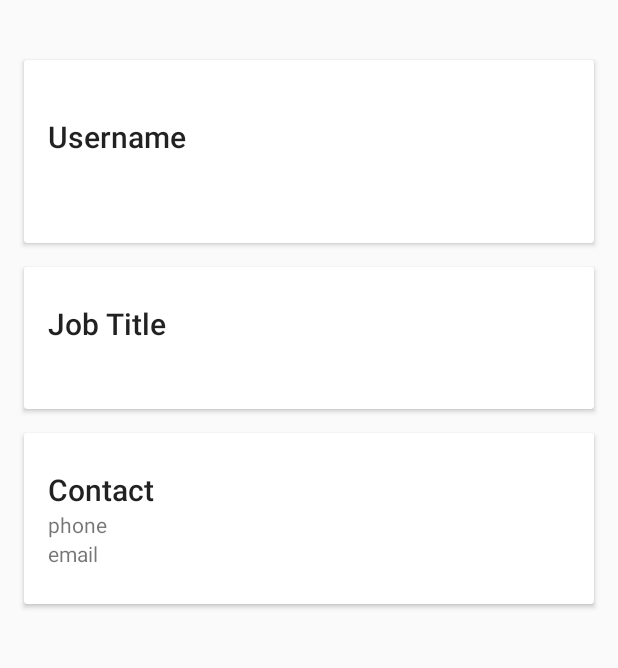
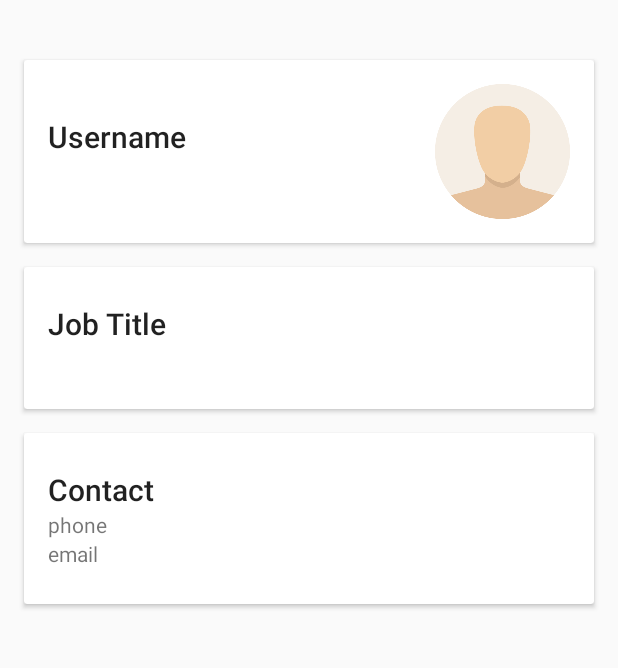
Before and after one commit to koalahamlet/takehomeapp, an Android app: the DetailActivity screen opened directly, with no data from a screen before it, on a phone screen of 412 x 824 dp, the part 384-1052 px from its top. Run offline under Robolectric (Android 15) with nearby library versions, the phone set to English and light mode, and no system bars; our stand-ins replace ButterKnife; libraries missing offline, so code that uses them is left out: io.realm; pictures from the network do not load; 12 statements that could not run were skipped.

Commit message:
Add Shared element transitions and misc cleanup.
	 This commit adds some nifty shared element transitions
	between the member_item and the DetailActivity. At first this
	wasn't working as expected, but this turned out to be a a good
	*learning opporunity™*. The view would not reverse its animation
	when I hit "back". This was because I was being overzealous in my
	updating of the recylcerview adapter, which in turn was redrawing
	the member_list_item views when they should have been around for
	the system to animate to them. Moving the query from onStart() to
	onCreate() solved this problem.

	Added dummy string for the case of a null email.

	Also, some misc formatting.

```diff
--- a/app/src/main/java/com/mikehuff/takehomeapplication/service/DatabaseSyncService.java
+++ b/app/src/main/java/com/mikehuff/takehomeapplication/service/DatabaseSyncService.java
@@ -53,9 +53,9 @@ public class DatabaseSyncService extends IntentService {
         rUser.setRealName(p.getRealName());
         rUser.setJobTitle(p.getTitle() != null ? p.getTitle() : ResUtils.getStringByResId(R.string.default_title));
         rUser.setUserAvatarUrl(p.getImageOriginal() != null ? p.getImageOriginal() : DUMMY_IMAGE);
+        rUser.setEmail(p.getEmail() != null ? p.getEmail() : ResUtils.getStringByResId(R.string.no_email));
         rUser.setPresence(m.getPresence());
         rUser.setColor("#" + m.getColor());
-        rUser.setEmail(p.getEmail());
         rUser.setPhone(p.getPhone() != null ? p.getPhone() : ResUtils.getStringByResId(R.string.default_telephone));
 
         //  This attempts to account for if one of the users on the team is deleted on the server.
--- a/app/src/main/java/com/mikehuff/takehomeapplication/transforms/CircleTransform.java
+++ b/app/src/main/java/com/mikehuff/takehomeapplication/transforms/CircleTransform.java
@@ -15,7 +15,8 @@ public class CircleTransform extends BitmapTransformation {
     super(context);
   }
 
-  @Override protected Bitmap transform(BitmapPool pool, Bitmap toTransform, int outWidth, int outHeight) {
+  @Override
+  protected Bitmap transform(BitmapPool pool, Bitmap toTransform, int outWidth, int outHeight) {
     return circleCrop(pool, toTransform);
   }
 
@@ -42,7 +43,8 @@ public class CircleTransform extends BitmapTransformation {
     return result;
   }
 
-  @Override public String getId() {
+  @Override
+  public String getId() {
     return getClass().getName();
   }
 }
--- a/app/src/main/res/layout/activity_detail.xml
+++ b/app/src/main/res/layout/activity_detail.xml
@@ -33,7 +33,7 @@
                 android:layout_height="match_parent"
                 android:fitsSystemWindows="true"
                 android:scaleType="centerCrop"
-
+                android:transitionName="@string/transition_color"
                 app:layout_collapseMode="parallax"/>
 
             <android.support.v7.widget.Toolbar
@@ -71,9 +71,11 @@
                         android:id="@+id/circle_view"
                         android:layout_width="@dimen/profile_circle_diameter"
                         android:layout_height="@dimen/profile_circle_diameter"
+                        android:src="@drawable/unknown"
                         android:layout_alignParentEnd="true"
                         android:layout_alignParentRight="true"
-                        android:layout_centerVertical="true"/>
+                        android:layout_centerVertical="true"
+                        android:transitionName="@string/transition_profile"/>
 
                     <LinearLayout android:layout_width="wrap_content"
                                   android:layout_height="wrap_content"
--- a/app/src/main/res/layout/member_list_item.xml
+++ b/app/src/main/res/layout/member_list_item.xml
@@ -27,7 +27,8 @@
                 android:id="@+id/avatar_image_view"
                 android:layout_width="70dp"
                 android:layout_height="70dp"
-                android:layout_marginRight="@dimen/activity_horizontal_margin"/>
+                android:layout_marginRight="@dimen/activity_horizontal_margin"
+                android:transitionName="@string/transition_profile"/>
 
             <TextView
                 android:id="@+id/name"
@@ -43,7 +44,8 @@
                 android:layout_width="@dimen/circle_diameter"
                 android:layout_height="@dimen/circle_diameter"
                 android:layout_marginRight="@dimen/half_horizontal_margin"
-                android:background="@drawable/circle"/>
+                android:background="@drawable/circle"
+                android:transitionName="@string/transition_color"/>
 
             <TextView
                 android:id="@+id/real_name"
--- a/app/src/main/res/values/strings.xml
+++ b/app/src/main/res/values/strings.xml
@@ -2,4 +2,7 @@
     <string name="app_name">TakeHomeApplication</string>
     <string name="default_title">This person keeps an air of mystery about them</string>
     <string name="default_telephone">415-687-5309</string>
+    <string name="no_email">One does not simply contact this user</string>
+    <string name="transition_profile">profile</string>
+    <string name="transition_color">color</string>
 </resources>
--- a/app/src/main/res/values/styles.xml
+++ b/app/src/main/res/values/styles.xml
@@ -7,6 +7,7 @@
         <item name="colorAccent">@color/colorAccent</item>
         <item name="windowActionBar">false</item>
         <item name="windowNoTitle">true</item>
+        <item name="android:windowContentTransitions">true</item>
     </style>
 
     <style name="AppTheme.AppBarOverlay" parent="ThemeOverlay.AppCompat.Dark.ActionBar" />
```
Also changed, not shown: app/src/main/java/com/mikehuff/takehomeapplication/DetailActivity.java (+18 -4 lines), app/src/main/java/com/mikehuff/takehomeapplication/MainActivity.java (+6 -5 lines), app/src/main/java/com/mikehuff/takehomeapplication/UserAdapter.java (+15 -3 lines).
